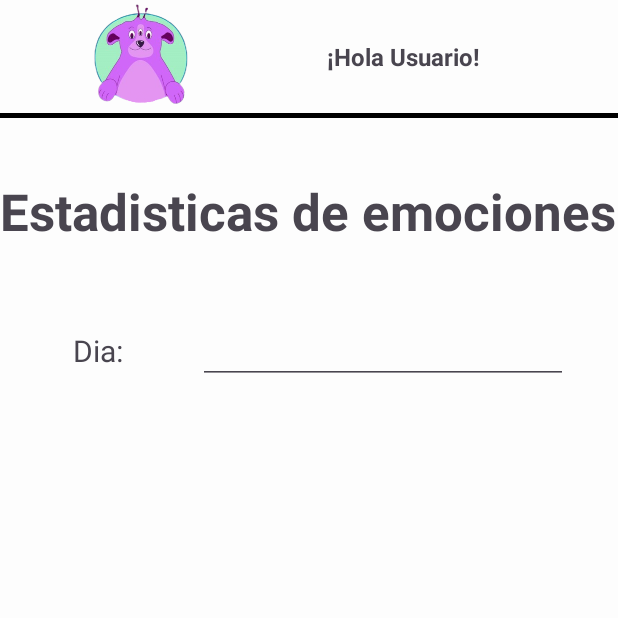
After one commit to Paulo-Hernandez/IgorAPP, an Android app: the Calendario screen opened directly, with no data from a screen before it, on a phone screen of 412 x 824 dp, the top half of it. The commit adds this screen. Run offline under Robolectric (Android 15) with nearby library versions, the phone set to English and light mode, and no system bars; our stand-ins replace Firebase (no records; nobody signed in at launch, a user with empty details on screens opened directly).

Commit message:
Agregado de estadisticas

```diff
--- a/app/src/main/AndroidManifest.xml
+++ b/app/src/main/AndroidManifest.xml
@@ -3,7 +3,6 @@
     xmlns:tools="http://schemas.android.com/tools">
 
     <uses-permission android:name="android.permission.INTERNET" />
-
 
     <application
         android:allowBackup="true"
@@ -15,6 +14,9 @@
         android:supportsRtl="true"
         android:theme="@style/Theme.IgorApp1"
         tools:targetApi="31">
+        <activity
+            android:name=".Calendario"
+            android:exported="false" />
         <activity
             android:name=".Emotion"
             android:exported="false" />
--- /dev/null
+++ b/app/src/main/java/com/example/igorapp1/Calendario.kt
@@ -0,0 +1,68 @@
+package com.example.igorapp1
+
+import android.app.DatePickerDialog
+import android.content.Intent
+import androidx.appcompat.app.AppCompatActivity
+import android.os.Bundle
+import android.widget.EditText
+import android.widget.ImageView
+import android.widget.TextView
+import com.google.firebase.firestore.FirebaseFirestore
+import java.text.SimpleDateFormat
+import java.util.Calendar
+import java.util.Locale
+
+class Calendario : AppCompatActivity() {
+
+    private val db = FirebaseFirestore.getInstance()
+
+    // Declarar variables para email, name y apode
+    private var email: String? = null
+    private var name: String? = null
+    private var apode: String? = null
+
+    private lateinit var EditTextDia: EditText
+    override fun onCreate(savedInstanceState: Bundle?) {
+        super.onCreate(savedInstanceState)
+        setContentView(R.layout.activity_calendario)
+
+        // Inicializar variables con los valores del intent
+        email = intent.getStringExtra("EMAIL_EXTRA")
+        name = intent.getStringExtra("NAME_EXTRA") ?: "Usuario"
+        apode = intent.getStringExtra("APODE_EXTRA")
+
+        EditTextDia = findViewById(R.id.editTextDia)
+
+        val textViewSaludo = findViewById<TextView>(R.id.salEmotion)
+        textViewSaludo.text = "¡Hola $name!"
+
+        val igorButton: ImageView = findViewById(R.id.igor)
+        igorButton.setOnClickListener {
+            val intent = Intent(this, Menu::class.java)
+            intent.putExtra("EMAIL_EXTRA", email)
+            intent.putExtra("NAME_EXTRA", name)
+            intent.putExtra("APODE_EXTRA", apode)
+            startActivity(intent)
+        }
+
+        setupDatePicker()
+    }
+
+    private fun setupDatePicker() {
+        EditTextDia.setOnClickListener {
+            val calendar = Calendar.getInstance()
+            val year = calendar.get(Calendar.YEAR)
+            val month = calendar.get(Calendar.MONTH)
+            val day = calendar.get(Calendar.DAY_OF_MONTH)
+
+            val datePickerDialog = DatePickerDialog(this, { _, selectedYear, selectedMonth, selectedDay ->
+                val selectedDate = Calendar.getInstance()
+                selectedDate.set(selectedYear, selectedMonth, selectedDay)
+                val dateFormat = SimpleDateFormat("dd/MM/yyyy", Locale.getDefault())
+                EditTextDia.setText(dateFormat.format(selectedDate.time))
+            }, year, month, day)
+
+            datePickerDialog.show()
+        }
+    }
+}
--- a/app/src/main/java/com/example/igorapp1/Emotion.kt
+++ b/app/src/main/java/com/example/igorapp1/Emotion.kt
@@ -34,7 +34,7 @@ class Emotion : AppCompatActivity() {
 
         val igorButton: ImageView = findViewById(R.id.igor)
         igorButton.setOnClickListener {
-            val intent = Intent(this, Emotion::class.java)
+            val intent = Intent(this, Menu::class.java)
             intent.putExtra("EMAIL_EXTRA", email)
             intent.putExtra("NAME_EXTRA", name)
             intent.putExtra("APODE_EXTRA", apode)
--- /dev/null
+++ b/app/src/main/res/layout/activity_calendario.xml
@@ -0,0 +1,135 @@
+<?xml version="1.0" encoding="utf-8"?>
+<androidx.constraintlayout.widget.ConstraintLayout xmlns:android="http://schemas.android.com/apk/res/android"
+    xmlns:app="http://schemas.android.com/apk/res-auto"
+    xmlns:tools="http://schemas.android.com/tools"
+    android:layout_width="match_parent"
+    android:layout_height="match_parent"
+    tools:context=".Calendario">
+
+    <LinearLayout
+        android:layout_width="match_parent"
+        android:layout_height="match_parent"
+        android:background="#FDFDFD"
+        android:orientation="vertical">
+
+        <LinearLayout
+            android:layout_width="match_parent"
+            android:layout_height="75dp"
+            android:orientation="horizontal">
+
+            <Space
+                android:layout_width="wrap_content"
+                android:layout_height="wrap_content"
+                android:layout_weight="1" />
+
+            <ImageView
+                android:id="@+id/igor"
+                android:layout_width="3dp"
+                android:layout_height="wrap_content"
+                android:layout_weight="1"
+                app:srcCompat="@drawable/logo_igor_sin_nada"
+                tools:src="@tools:sample/avatars" />
+
+            <Space
+                android:layout_width="wrap_content"
+                android:layout_height="wrap_content"
+                android:layout_weight="1" />
+
+            <TextView
+                android:id="@+id/salEmotion"
+                android:layout_width="wrap_content"
+                android:layout_height="wrap_content"
+                android:layout_gravity="center"
+                android:layout_weight="1"
+                android:gravity="center"
+                android:text="¡Hola Usuario!"
+                android:textSize="16sp"
+                android:textStyle="bold" />
+
+            <Space
+                android:layout_width="wrap_content"
+                android:layout_height="wrap_content"
+                android:layout_weight="1" />
+        </LinearLayout>
+
+        <View
+            android:layout_width="match_parent"
+            android:layout_height="3dp"
+            android:background="#000000" />
+
+        <LinearLayout
+            android:layout_width="match_parent"
+            android:layout_height="124dp"
+            android:orientation="horizontal">
+
+            <Space
+                android:layout_width="wrap_content"
+                android:layout_height="wrap_content"
+                android:layout_weight="1" />
+
+            <TextView
+                android:id="@+id/textViewAdult"
+                android:layout_width="wrap_content"
+                android:layout_height="wrap_content"
+                android:layout_gravity="center"
+                android:layout_weight="1"
+                android:gravity="center"
+                android:text="Estadisticas de emociones"
+                android:textSize="34sp"
+                android:textStyle="bold" />
+
+            <Space
+                android:layout_width="wrap_content"
+                android:layout_height="wrap_content"
+                android:layout_weight="1" />
+        </LinearLayout>
+
+        <LinearLayout
+            android:layout_width="match_parent"
+            android:layout_height="62dp"
+            android:orientation="horizontal">
+
+            <Space
+                android:layout_width="wrap_content"
+                android:layout_height="wrap_content"
+                android:layout_weight="1" />
+
+            <TextView
+                android:id="@+id/fecha"
+                android:layout_width="wrap_content"
+                android:layout_height="wrap_content"
+                android:layout_gravity="center"
+                android:layout_weight="1"
+                android:gravity="center"
+                android:text="Dia:"
+                android:textSize="20sp" />
+
+            <Space
+                android:layout_width="wrap_content"
+                android:layout_height="wrap_content"
+                android:layout_weight="1" />
+
+            <EditText
+                android:id="@+id/editTextDia"
+                android:layout_width="wrap_content"
+                android:layout_height="wrap_content"
+                android:layout_gravity="center"
+                android:layout_weight="1"
+                android:ems="10"
+                android:gravity="center"
+                android:inputType="date"
+                android:focusable="false"/>
+
+            <Space
+                android:layout_width="wrap_content"
+                android:layout_height="wrap_content"
+                android:layout_weight="1" />
+        </LinearLayout>
+
+        <LinearLayout
+            android:layout_width="match_parent"
+            android:layout_height="match_parent"
+            android:orientation="horizontal"></LinearLayout>
+
+    </LinearLayout>
+</androidx.constraintlayout.widget.ConstraintLayout>
```
Also changed, not shown: app/src/main/java/com/example/igorapp1/Menu.kt (+9 -0 lines), app/src/main/res/layout/activity_menu.xml (+50 -82 lines).
